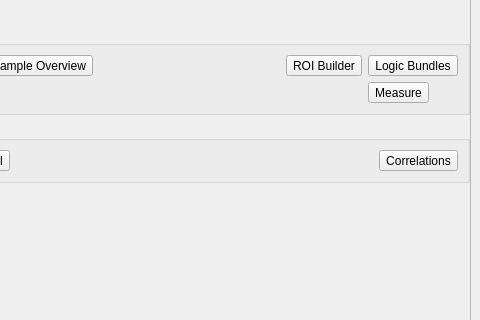
Before: the Qt Designer form braviz/interaction/qt_guis/menu2_light.ui in diego0020/braviz-app, drawn with Qt 5; both pictures show x 151 to 631 and y 351 to 671 of the 631 by 951 pixel window.
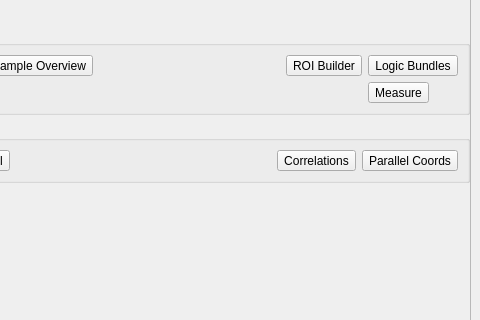
After: the same form once the commit is applied. Icons and pictures are not drawn.

Commit message: parallel coordinates in production, resolves #10

What changed in the file:
```diff
--- a/braviz/interaction/qt_guis/menu2_light.ui
+++ b/braviz/interaction/qt_guis/menu2_light.ui
@@ -447,6 +447,33 @@
             </property>
            </widget>
           </item>
+          <item>
+           <widget class="QToolButton" name="parallel_coordinates">
+            <property name="enabled">
+             <bool>true</bool>
+            </property>
+            <property name="toolTip">
+             <string>Look at several variables in a parallel coordinates display</string>
+            </property>
+            <property name="text">
+             <string>Parallel Coords</string>
+            </property>
+            <property name="icon">
+             <iconset>
+              <normalon>:/icons/parallel_coords_logo.png</normalon>
+             </iconset>
+            </property>
+            <property name="iconSize">
+             <size>
+              <width>120</width>
+              <height>120</height>
+             </size>
+            </property>
+            <property name="toolButtonStyle">
+             <enum>Qt::ToolButtonTextUnderIcon</enum>
+            </property>
+           </widget>
+          </item>
          </layout>
         </widget>
        </item>
```
Left out of the diff: 2 changed lines with no effect on the pictures. The commit also changes 10 other files.
